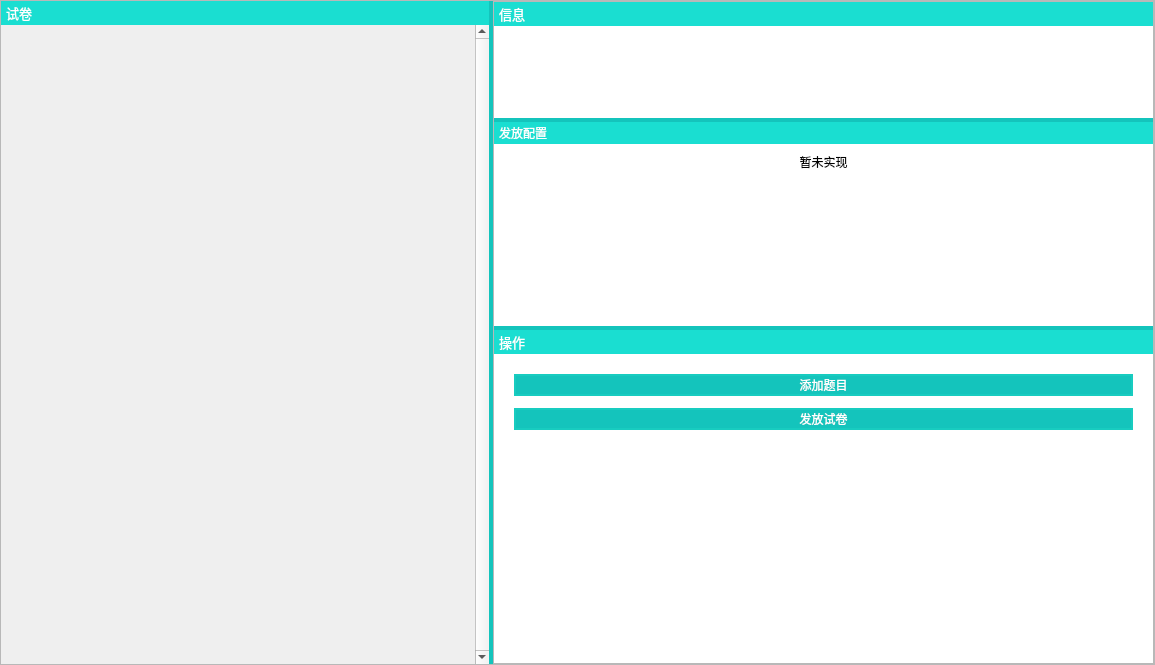
Before: the Qt Designer form SubWidget/editview.ui in jkjkil4/ExamSysTeacher, drawn with Qt 5.
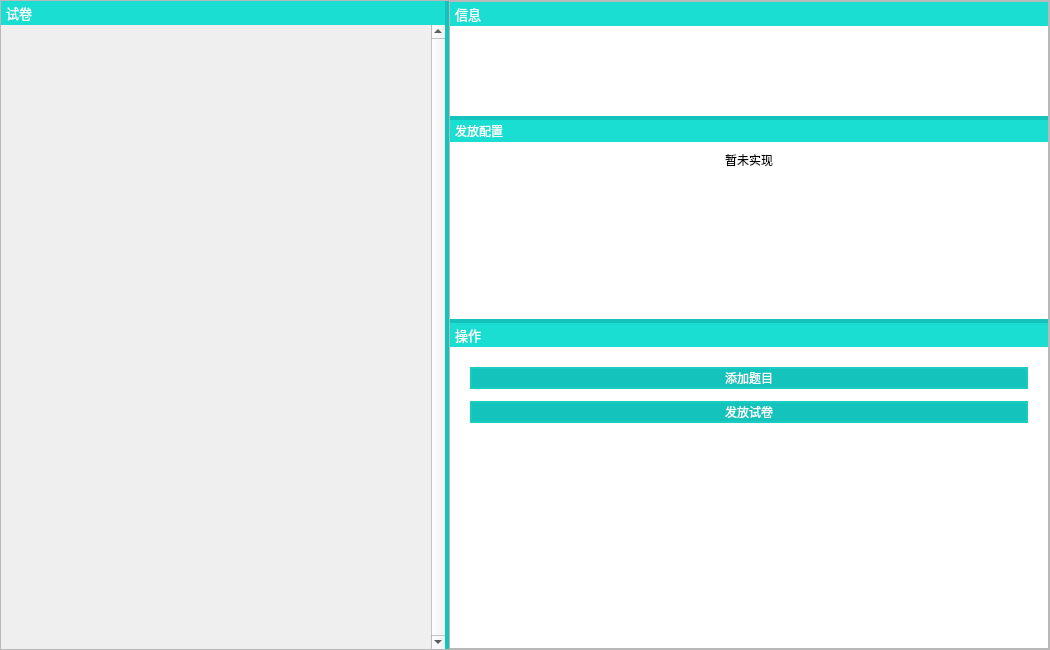
After: the same form once the commit is applied.

```diff
--- a/SubWidget/editview.ui
+++ b/SubWidget/editview.ui
@@ -6,8 +6,8 @@
    <rect>
     <x>0</x>
     <y>0</y>
-    <width>1155</width>
-    <height>665</height>
+    <width>1050</width>
+    <height>650</height>
    </rect>
   </property>
   <property name="windowTitle">
@@ -131,8 +131,8 @@
              <rect>
               <x>0</x>
               <y>0</y>
-              <width>500</width>
-              <height>640</height>
+              <width>453</width>
+              <height>625</height>
              </rect>
             </property>
            </widget>
```
